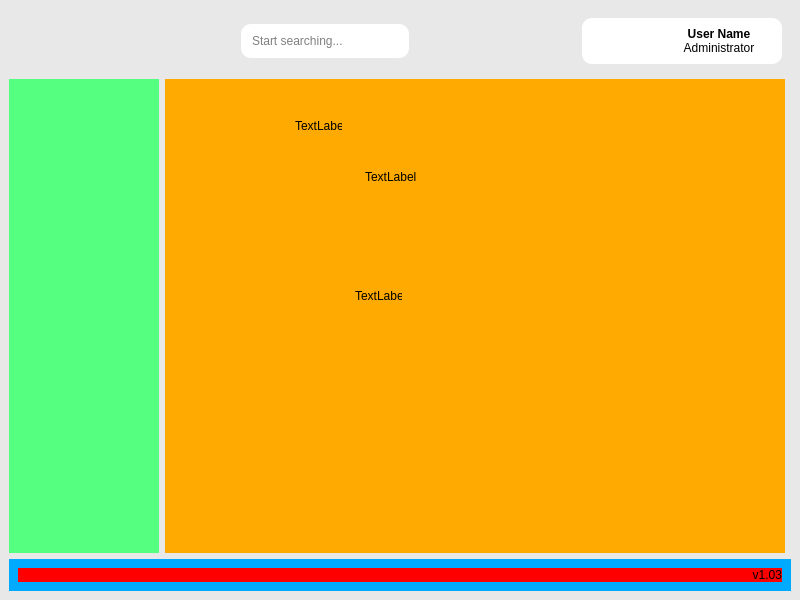
vitorhngo/Biblioteca-MVC, file views/app.ui: the form before one commit.
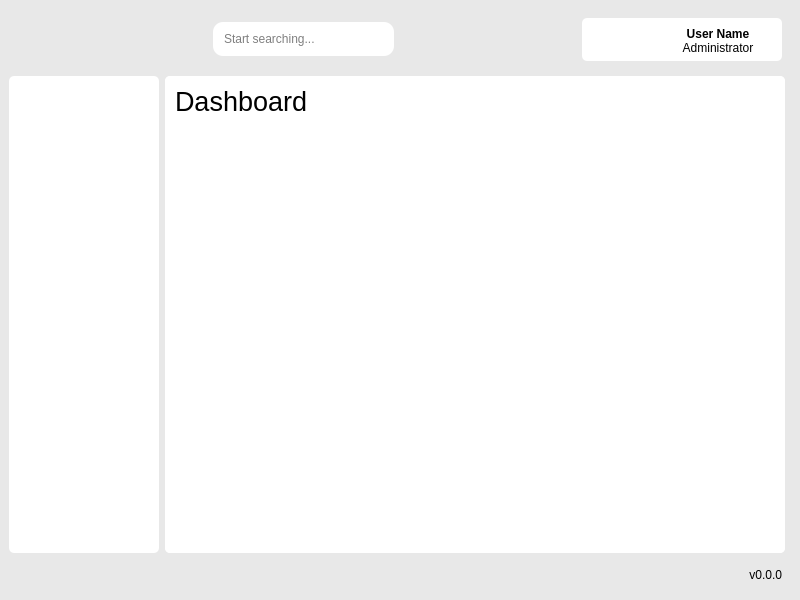
The form after the commit. Icons and pictures are not drawn.

```diff
--- a/views/app.ui
+++ b/views/app.ui
@@ -42,46 +42,48 @@
        </sizepolicy>
       </property>
       <property name="styleSheet">
-       <string notr="true">background-color: rgb(255, 170, 0);</string>
+       <string notr="true">background-color: rgb(255, 255, 255);
+border-radius: 5px;</string>
       </property>
       <property name="currentIndex">
        <number>0</number>
       </property>
       <widget class="QWidget" name="dashboard_wiget">
+       <widget class="QLabel" name="label_title">
+        <property name="geometry">
+         <rect>
+          <x>10</x>
+          <y>10</y>
+          <width>241</width>
+          <height>31</height>
+         </rect>
+        </property>
+        <property name="styleSheet">
+         <string notr="true">font: 20pt;</string>
+        </property>
+        <property name="text">
+         <string>Dashboard</string>
+        </property>
+        <property name="scaledContents">
+         <bool>true</bool>
+        </property>
+       </widget>
+      </widget>
+      <widget class="QWidget" name="book_wiget">
+       <property name="styleSheet">
+        <string notr="true"/>
+       </property>
        <widget class="QLabel" name="label">
         <property name="geometry">
          <rect>
-          <x>130</x>
-          <y>40</y>
-          <width>47</width>
-          <height>13</height>
+          <x>10</x>
+          <y>10</y>
+          <width>181</width>
+          <height>31</height>
          </rect>
         </property>
-        <property name="text">
-         <string>TextLabel</string>
-        </property>
-       </widget>
-       <widget class="QLabel" name="label_2">
-        <property name="geometry">
-         <rect>
-          <x>190</x>
-          <y>210</y>
-          <width>47</width>
-          <height>13</height>
-         </rect>
-        </property>
-        <property name="text">
-         <string>TextLabel</string>
-        </property>
-       </widget>
-       <widget class="QLabel" name="label_3">
-        <property name="geometry">
-         <rect>
-          <x>200</x>
-          <y>90</y>
-          <width>111</width>
-          <height>16</height>
-         </rect>
+        <property name="styleSheet">
+         <string notr="true">font: 20pt</string>
         </property>
         <property name="text">
          <string>TextLabel</string>
@@ -106,7 +108,8 @@
        </size>
       </property>
       <property name="styleSheet">
-       <string notr="true">background-color: rgb(85, 255, 127);</string>
+       <string notr="true">background-color: rgb(255, 255, 255);
+border-radius: 5px;</string>
       </property>
      </widget>
     </item>
@@ -121,7 +124,7 @@
       <property name="minimumSize">
        <size>
         <width>0</width>
-        <height>30</height>
+        <height>0</height>
        </size>
       </property>
       <property name="styleSheet">
@@ -138,14 +141,26 @@
          </property>
          <property name="minimumSize">
           <size>
-           <width>50</width>
+           <width>0</width>
            <height>0</height>
           </size>
          </property>
          <property name="maximumSize">
           <size>
-           <width>50</width>
-           <height>50</height>
+           <width>40</width>
+           <height>40</height>
+          </size>
+         </property>
+         <property name="sizeIncrement">
+          <size>
+           <width>100</width>
+           <height>100</height>
+          </size>
+         </property>
+         <property name="baseSize">
+          <size>
+           <width>100</width>
+           <height>100</height>
           </size>
          </property>
          <property name="styleSheet">
@@ -160,6 +175,9 @@
          <property name="scaledContents">
           <bool>true</bool>
          </property>
+         <property name="wordWrap">
+          <bool>false</bool>
+         </property>
          <property name="margin">
           <number>0</number>
          </property>
@@ -250,7 +268,7 @@
        <item row="0" column="4">
         <widget class="QFrame" name="actions_frame">
          <property name="sizePolicy">
-          <sizepolicy hsizetype="Maximum" vsizetype="Preferred">
+          <sizepolicy hsizetype="Maximum" vsizetype="Expanding">
            <horstretch>0</horstretch>
            <verstretch>0</verstretch>
           </sizepolicy>
@@ -263,13 +281,13 @@
          </property>
          <property name="maximumSize">
           <size>
-           <width>200</width>
-           <height>16777215</height>
+           <width>0</width>
+           <height>43</height>
           </size>
          </property>
          <property name="styleSheet">
           <string notr="true">background-color: rgb(255, 255, 255);
-border-radius: 10px;</string>
+border-radius: 5px;</string>
          </property>
          <property name="frameShape">
           <enum>QFrame::StyledPanel</enum>
@@ -374,7 +392,7 @@
           <item>
            <widget class="QLabel" name="user_name_label">
             <property name="sizePolicy">
-             <sizepolicy hsizetype="Minimum" vsizetype="Minimum">
+             <sizepolicy hsizetype="Preferred" vsizetype="Fixed">
               <horstretch>0</horstretch>
               <verstretch>0</verstretch>
              </sizepolicy>
@@ -382,12 +400,12 @@
             <property name="minimumSize">
              <size>
               <width>0</width>
-              <height>0</height>
+              <height>40</height>
              </size>
             </property>
             <property name="maximumSize">
              <size>
-              <width>100</width>
+              <width>16777215</width>
               <height>16777215</height>
              </size>
             </property>
@@ -407,7 +425,7 @@
              <bool>true</bool>
             </property>
             <property name="alignment">
-             <set>Qt::AlignCenter</set>
+             <set>Qt::AlignHCenter|Qt::AlignTop</set>
             </property>
             <property name="wordWrap">
              <bool>false</bool>
@@ -438,7 +456,7 @@
        </size>
       </property>
       <property name="styleSheet">
-       <string notr="true">background-color: rgb(0, 170, 255);</string>
+       <string notr="true"/>
       </property>
       <layout class="QHBoxLayout" name="horizontalLayout_3">
        <item>
@@ -447,10 +465,10 @@
           <enum>Qt::LeftToRight</enum>
          </property>
          <property name="styleSheet">
-          <string notr="true">background-color: rgb(255, 0, 0);</string>
+          <string notr="true"/>
          </property>
          <property name="text">
-          <string>v1.03</string>
+          <string>v0.0.0</string>
          </property>
          <property name="scaledContents">
           <bool>true</bool>
```
Left out of the diff: 16 changed lines with no effect on the pictures.
